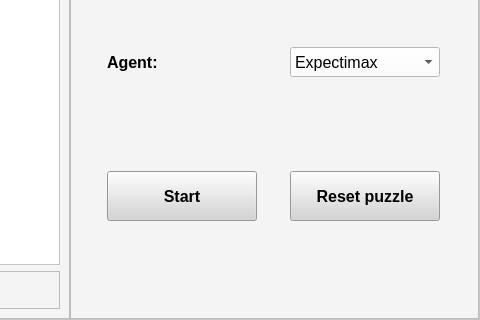
First picture: the form in projekat1_puzzle/Slagalica.ui, repository draganagrbic998/ori, before the edit; both pictures show x 544 to 1024 and y 400 to 720 of the 1024 by 720 pixel window.
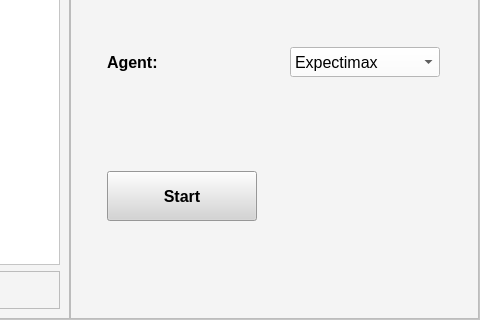
Second picture: the form after the edit. The open tabs and pages were chosen to show the change.

Commit message: Dodala jos 3x3 slagalica i jos neke ispravke.

The edit to the form file:
```diff
--- a/projekat1_puzzle/Slagalica.ui
+++ b/projekat1_puzzle/Slagalica.ui
@@ -631,41 +631,6 @@
                 </property>
                </widget>
               </item>
-              <item row="3" column="1">
-               <widget class="QPushButton" name="ResetPuzzle2">
-                <property name="sizePolicy">
-                 <sizepolicy hsizetype="Fixed" vsizetype="Fixed">
-                  <horstretch>0</horstretch>
-                  <verstretch>0</verstretch>
-                 </sizepolicy>
-                </property>
-                <property name="minimumSize">
-                 <size>
-                  <width>150</width>
-                  <height>50</height>
-                 </size>
-                </property>
-                <property name="maximumSize">
-                 <size>
-                  <width>150</width>
-                  <height>50</height>
-                 </size>
-                </property>
-                <property name="font">
-                 <font>
-                  <pointsize>12</pointsize>
-                  <weight>75</weight>
-                  <bold>true</bold>
-                 </font>
-                </property>
-                <property name="styleSheet">
-                 <string notr="true">background-color: rgb(212, 212, 212);</string>
-                </property>
-                <property name="text">
-                 <string>Reset puzzle</string>
-                </property>
-               </widget>
-              </item>
               <item row="3" column="0">
                <widget class="QPushButton" name="ResiSaButton">
                 <property name="sizePolicy">
```
Left out of the diff: 118 changed lines with no effect on the pictures. The commit also changes 3 other files.
